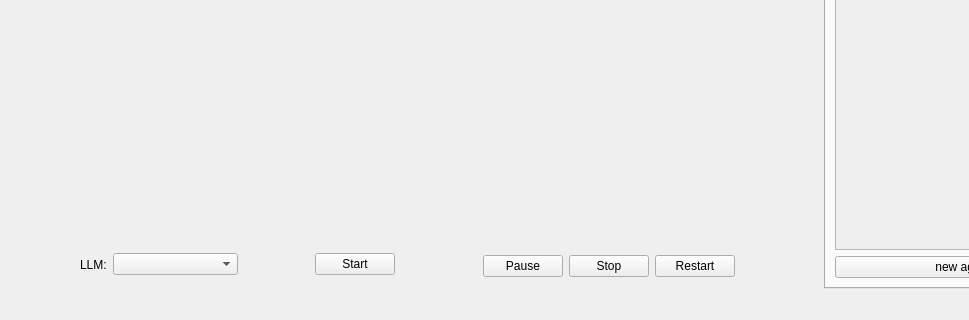
Old version of the form agent_app/assets/ui/main.ui in the repository xentellion/mas; both pictures show x 0 to 969 and y 489 to 809 of the 1111 by 809 pixel window.
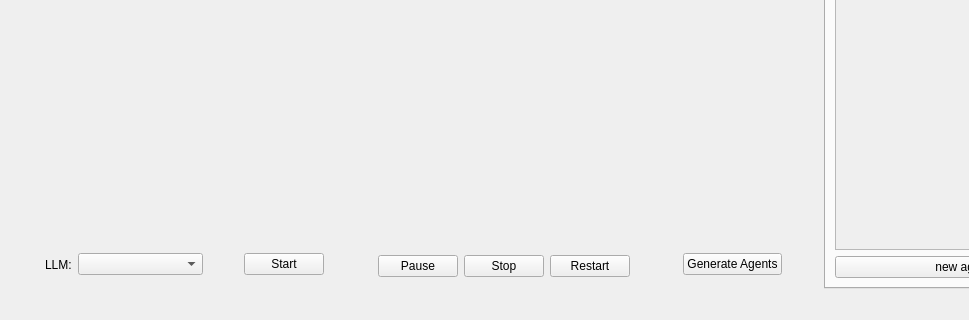
New version of the form. Icons and pictures are not drawn.

Diff of the .ui file:
```diff
--- a/agent_app/assets/ui/main.ui
+++ b/agent_app/assets/ui/main.ui
@@ -35,7 +35,7 @@
        </layout>
       </item>
       <item>
-       <layout class="QHBoxLayout" name="sim_buttons" stretch="0,0,0,0,0,0,0,0">
+       <layout class="QHBoxLayout" name="sim_buttons" stretch="0,0,0,0,0,0,0,0,0,0">
         <property name="sizeConstraint">
          <enum>QLayout::SizeConstraint::SetMinimumSize</enum>
         </property>
@@ -184,6 +184,26 @@
           </property>
          </spacer>
         </item>
+        <item>
+         <widget class="QPushButton" name="pushButton">
+          <property name="text">
+           <string>Generate Agents</string>
+          </property>
+         </widget>
+        </item>
+        <item>
+         <spacer name="horizontalSpacer_5">
+          <property name="orientation">
+           <enum>Qt::Orientation::Horizontal</enum>
+          </property>
+          <property name="sizeHint" stdset="0">
+           <size>
+            <width>40</width>
+            <height>20</height>
+           </size>
+          </property>
+         </spacer>
+        </item>
        </layout>
       </item>
      </layout>
```
Left out of the diff: 2 changed lines with no effect on the pictures.
